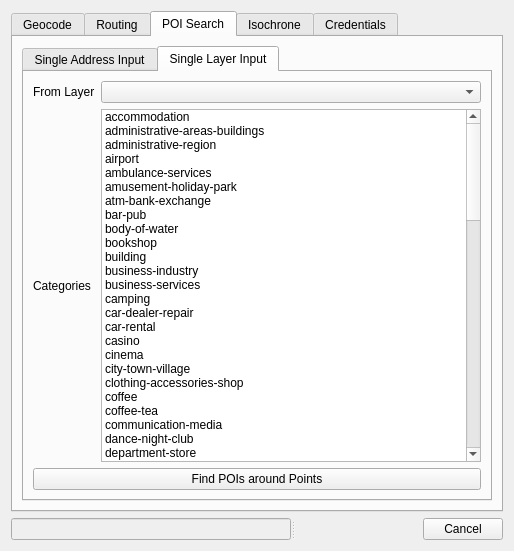
Old version of the form hqgis_dialog_base.ui in the repository riccardoklinger/Hqgis.
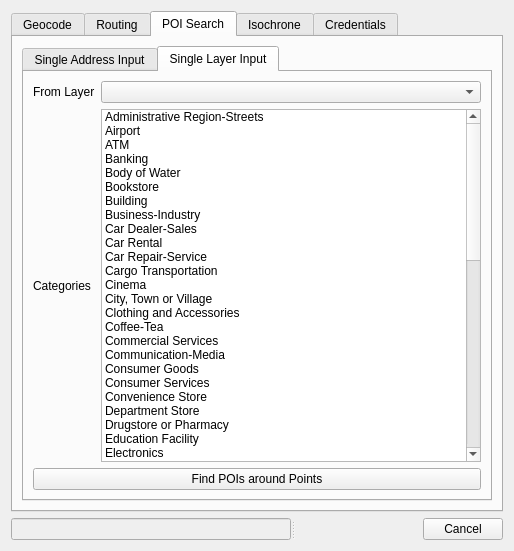
New version of the form. The open tabs and pages were chosen to show the change. Custom widgets are drawn as their Qt base class.

Patch:
```diff
--- a/hqgis_dialog_base.ui
+++ b/hqgis_dialog_base.ui
@@ -1019,434 +1019,316 @@
                <property name="selectionMode">
                 <enum>QAbstractItemView::MultiSelection</enum>
                </property>
-               <property name="sortingEnabled">
-                <bool>true</bool>
-               </property>
-               <item>
-                <property name="text">
-                 <string>accommodation</string>
-                </property>
-               </item>
-               <item>
-                <property name="text">
-                 <string>administrative-areas-buildings</string>
-                </property>
-               </item>
-               <item>
-                <property name="text">
-                 <string>administrative-region</string>
-                </property>
-               </item>
-               <item>
-                <property name="text">
-                 <string>airport</string>
-                </property>
-               </item>
-               <item>
-                <property name="text">
-                 <string>ambulance-services</string>
-                </property>
-               </item>
-               <item>
-                <property name="text">
-                 <string>amusement-holiday-park</string>
-                </property>
-               </item>
-               <item>
-                <property name="text">
-                 <string>atm-bank-exchange</string>
-                </property>
-               </item>
-               <item>
-                <property name="text">
-                 <string>bar-pub</string>
-                </property>
-               </item>
-               <item>
-                <property name="text">
-                 <string>body-of-water</string>
-                </property>
-               </item>
-               <item>
-                <property name="text">
-                 <string>bookshop</string>
-                </property>
-               </item>
-               <item>
-                <property name="text">
-                 <string>building</string>
-                </property>
-               </item>
-               <item>
-                <property name="text">
-                 <string>business-industry</string>
-                </property>
-               </item>
-               <item>
-                <property name="text">
-                 <string>business-services</string>
-                </property>
-               </item>
-               <item>
-                <property name="text">
-                 <string>camping</string>
-                </property>
-               </item>
-               <item>
-                <property name="text">
-                 <string>car-dealer-repair</string>
-                </property>
-               </item>
-               <item>
-                <property name="text">
-                 <string>car-rental</string>
-                </property>
-               </item>
-               <item>
-                <property name="text">
-                 <string>casino</string>
-                </property>
-               </item>
-               <item>
-                <property name="text">
-                 <string>cinema</string>
-                </property>
-               </item>
-               <item>
-                <property name="text">
-                 <string>city-town-village</string>
-                </property>
-               </item>
-               <item>
-                <property name="text">
-                 <string>clothing-accessories-shop</string>
-                </property>
-               </item>
-               <item>
-                <property name="text">
-                 <string>coffee</string>
-                </property>
-               </item>
-               <item>
-                <property name="text">
-                 <string>coffee-tea</string>
-                </property>
-               </item>
-               <item>
-                <property name="text">
-                 <string>communication-media</string>
-                </property>
-               </item>
-               <item>
-                <property name="text">
-                 <string>dance-night-club</string>
-                </property>
-               </item>
-               <item>
-                <property name="text">
-                 <string>department-store</string>
-                </property>
-               </item>
-               <item>
-                <property name="text">
-                 <string>eat-drink</string>
-                </property>
-               </item>
-               <item>
-                <property name="text">
-                 <string>education-facility</string>
-                </property>
-               </item>
-               <item>
-                <property name="text">
-                 <string>electronics-shop</string>
-                </property>
-               </item>
-               <item>
-                <property name="text">
-                 <string>ev-charging-station</string>
-                </property>
-               </item>
-               <item>
-                <property name="text">
-                 <string>facilities</string>
-                </property>
-               </item>
-               <item>
-                <property name="text">
-                 <string>facility</string>
-                </property>
-               </item>
-               <item>
-                <property name="text">
-                 <string>fair-convention-facility</string>
-                </property>
-               </item>
-               <item>
-                <property name="text">
-                 <string>ferry-terminal</string>
-                </property>
-               </item>
-               <item>
-                <property name="text">
-                 <string>fire-department</string>
-                </property>
-               </item>
-               <item>
-                <property name="text">
-                 <string>food-drink</string>
-                </property>
-               </item>
-               <item>
-                <property name="text">
-                 <string>forest-heath-vegetation</string>
-                </property>
-               </item>
-               <item>
-                <property name="text">
-                 <string>going-out</string>
-                </property>
-               </item>
-               <item>
-                <property name="text">
-                 <string>government-community-facility</string>
-                </property>
-               </item>
-               <item>
-                <property name="text">
-                 <string>hardware-house-garden-shop</string>
-                </property>
-               </item>
-               <item>
-                <property name="text">
-                 <string>hospital-health-care-facility</string>
-                </property>
-               </item>
-               <item>
-                <property name="text">
-                 <string>hospital-health-care-facility</string>
-                </property>
-               </item>
-               <item>
-                <property name="text">
-                 <string>hostel</string>
-                </property>
-               </item>
-               <item>
-                <property name="text">
-                 <string>hotel</string>
-                </property>
-               </item>
-               <item>
-                <property name="text">
-                 <string>intersection</string>
-                </property>
-               </item>
-               <item>
-                <property name="text">
-                 <string>kiosk-convenience-store</string>
-                </property>
-               </item>
-               <item>
-                <property name="text">
-                 <string>landmark-attraction</string>
-                </property>
-               </item>
-               <item>
-                <property name="text">
-                 <string>leisure-outdoor</string>
-                </property>
-               </item>
-               <item>
-                <property name="text">
-                 <string>library</string>
-                </property>
-               </item>
-               <item>
-                <property name="text">
-                 <string>mall</string>
-                </property>
-               </item>
-               <item>
-                <property name="text">
-                 <string>motel</string>
-                </property>
-               </item>
-               <item>
-                <property name="text">
-                 <string>mountain-hill</string>
-                </property>
-               </item>
-               <item>
-                <property name="text">
-                 <string>museum</string>
-                </property>
-               </item>
-               <item>
-                <property name="text">
-                 <string>natural-geographical</string>
-                </property>
-               </item>
-               <item>
-                <property name="text">
-                 <string>outdoor-area-complex</string>
-                </property>
-               </item>
-               <item>
-                <property name="text">
-                 <string>parking-facility</string>
-                </property>
-               </item>
-               <item>
-                <property name="text">
-                 <string>petrol-station</string>
-                </property>
-               </item>
-               <item>
-                <property name="text">
-                 <string>pharmacy</string>
-                </property>
-               </item>
-               <item>
-                <property name="text">
-                 <string>police-emergency</string>
-                </property>
-               </item>
-               <item>
-                <property name="text">
-                 <string>police-station</string>
-                </property>
-               </item>
-               <item>
-                <property name="text">
-                 <string>post-office</string>
-                </property>
-               </item>
-               <item>
-                <property name="text">
-                 <string>postal-area</string>
-                </property>
-               </item>
-               <item>
-                <property name="text">
-                 <string>public-transport</string>
-                </property>
-               </item>
-               <item>
-                <property name="text">
-                 <string>railway-station</string>
-                </property>
-               </item>
-               <item>
-                <property name="text">
-                 <string>recreation</string>
-                </property>
-               </item>
-               <item>
-                <property name="text">
-                 <string>religious-place</string>
-                </property>
-               </item>
-               <item>
-                <property name="text">
-                 <string>restaurant</string>
-                </property>
-               </item>
-               <item>
-                <property name="text">
-                 <string>service</string>
-                </property>
-               </item>
-               <item>
-                <property name="text">
-                 <string>shop</string>
-                </property>
-               </item>
-               <item>
-                <property name="text">
-                 <string>shopping</string>
-                </property>
-               </item>
-               <item>
-                <property name="text">
-                 <string>sights-museums</string>
-                </property>
-               </item>
-               <item>
-                <property name="text">
-                 <string>snacks-fast-food</string>
-                </property>
-               </item>
-               <item>
-                <property name="text">
-                 <string>sport-outdoor-shop</string>
-                </property>
-               </item>
-               <item>
-                <property name="text">
-                 <string>sports-facility-venue</string>
-                </property>
-               </item>
-               <item>
-                <property name="text">
-                 <string>street-square</string>
-                </property>
-               </item>
-               <item>
-                <property name="text">
-                 <string>taxi-stand</string>
-                </property>
-               </item>
-               <item>
-                <property name="text">
-                 <string>tea</string>
-                </property>
-               </item>
-               <item>
-                <property name="text">
-                 <string>theatre-music-culture</string>
-                </property>
-               </item>
-               <item>
-                <property name="text">
-                 <string>toilet-rest-area</string>
-                </property>
-               </item>
-               <item>
-                <property name="text">
-                 <string>tourist-information</string>
-                </property>
-               </item>
-               <item>
-                <property name="text">
-                 <string>transport</string>
-                </property>
-               </item>
-               <item>
-                <property name="text">
-                 <string>travel-agency</string>
-                </property>
-               </item>
-               <item>
-                <property name="text">
-                 <string>undersea-feature</string>
-                </property>
-               </item>
-               <item>
-                <property name="text">
-                 <string>wine-and-liquor</string>
-                </property>
-               </item>
-               <item>
-                <property name="text">
-                 <string>zoo</string>
-                </property>
-               </item>
               </widget>
              </item>
              <item row="0" column="1">
               <widget class="QgsMapLayerComboBox" name="FindPOISLayer"/>
              </item>
+             <item row="1" column="1">
+              <widget class="QListWidget" name="listWidgetBatch">
+               <property name="selectionMode">
+                <enum>QAbstractItemView::MultiSelection</enum>
+               </property>
+               <property name="sortingEnabled">
+                <bool>true</bool>
+               </property>
+               <item>
+                <property name="text">
+                 <string>Administrative Region-Streets</string>
+                </property>
+               </item>
+               <item>
+                <property name="text">
+                 <string>Airport</string>
+                </property>
+               </item>
+               <item>
+                <property name="text">
+                 <string>ATM</string>
+                </property>
+               </item>
+               <item>
+                <property name="text">
+                 <string>Banking</string>
+                </property>
+               </item>
+               <item>
+                <property name="text">
+                 <string>Body of Water</string>
+                </property>
+               </item>
+               <item>
+                <property name="text">
+                 <string>Bookstore</string>
+                </property>
+               </item>
+               <item>
+                <property name="text">
+                 <string>Building</string>
+                </property>
+               </item>
+               <item>
+                <property name="text">
+                 <string>Business-Industry</string>
+                </property>
+               </item>
+               <item>
+                <property name="text">
+                 <string>Car Dealer-Sales</string>
+                </property>
+               </item>
+               <item>
+                <property name="text">
+                 <string>Car Rental</string>
+                </property>
+               </item>
+               <item>
+                <property name="text">
+                 <string>Car Repair-Service</string>
+                </property>
+               </item>
+               <item>
+                <property name="text">
+                 <string>Cargo Transportation</string>
+                </property>
+               </item>
+               <item>
+                <property name="text">
+                 <string>Cinema</string>
+                </property>
+               </item>
+               <item>
+                <property name="text">
+                 <string>City, Town or Village</string>
+                </property>
+               </item>
+               <item>
+                <property name="text">
+                 <string>Clothing and Accessories</string>
+                </property>
+               </item>
+               <item>
+                <property name="text">
+                 <string>Coffee-Tea</string>
+                </property>
+               </item>
+               <item>
+                <property name="text">
+                 <string>Commercial Services</string>
+                </property>
+               </item>
+               <item>
+                <property name="text">
+                 <string>Communication-Media</string>
+                </property>
+               </item>
+               <item>
+                <property name="text">
+                 <string>Consumer Goods</string>
+                </property>
+               </item>
+               <item>
+                <property name="text">
+                 <string>Consumer Services</string>
+                </property>
+               </item>
+               <item>
+                <property name="text">
+                 <string>Convenience Store</string>
+                </property>
+               </item>
+               <item>
+                <property name="text">
+                 <string>Department Store</string>
+                </property>
+               </item>
+               <item>
+                <property name="text">
+                 <string>Drugstore or Pharmacy</string>
+                </property>
+               </item>
+               <item>
+                <property name="text">
+                 <string>Education Facility</string>
+                </property>
+               </item>
+               <item>
+                <property name="text">
+                 <string>Electronics</string>
+                </property>
+               </item>
+               <item>
+                <property name="text">
+                 <string>Event Spaces</string>
+                </property>
+               </item>
+               <item>
+                <property name="text">
+                 <string>Facilities</string>
+                </property>
+               </item>
+               <item>
+                <property name="text">
+                 <string>Food and Drink</string>
+                </property>
+               </item>
+               <item>
+                <property name="text">
+                 <string>Forest, Heath or Other Vegetation</string>
+                </property>
+               </item>
+               <item>
+                <property name="text">
+                 <string>Fueling Station</string>
+                </property>
+               </item>
+               <item>
+                <property name="text">
+                 <string>Government or Community Facility</string>
+                </property>
+               </item>
+               <item>
+                <property name="text">
+                 <string>Hair and Beauty</string>
+                </property>
+               </item>
+               <item>
+                <property name="text">
+                 <string>Hardware, House and Garden</string>
+                </property>
+               </item>
+               <item>
+                <property name="text">
+                 <string>Hospital or Health Care Facility</string>
+                </property>
+               </item>
+               <item>
+                <property name="text">
+                 <string>Hotel-Motel</string>
+                </property>
+               </item>
+               <item>
+                <property name="text">
+                 <string>Landmark-Attraction</string>
+                </property>
+               </item>
+               <item>
+                <property name="text">
+                 <string>Leisure</string>
+                </property>
+               </item>
+               <item>
+                <property name="text">
+                 <string>Library</string>
+                </property>
+               </item>
+               <item>
+                <property name="text">
+                 <string>Lodging</string>
+                </property>
+               </item>
+               <item>
+                <property name="text">
+                 <string>Mall-Shopping Complex</string>
+                </property>
+               </item>
+               <item>
+                <property name="text">
+                 <string>Money-Cash Services</string>
+                </property>
+               </item>
+               <item>
+                <property name="text">
+                 <string>Mountain or Hill</string>
+                </property>
+               </item>
+               <item>
+                <property name="text">
+                 <string>Museum</string>
+                </property>
+               </item>
+               <item>
+                <property name="text">
+                 <string>Natural and Geographical</string>
+                </property>
+               </item>
+               <item>
+                <property name="text">
+                 <string>Nightlife-Entertainment</string>
+                </property>
+               </item>
+               <item>
+                <property name="text">
+                 <string>Outdoor Area-Complex</string>
+                </property>
+               </item>
+               <item>
+                <property name="text">
+                 <string>Outdoor-Recreation</string>
+                </property>
+               </item>
+               <item>
+                <property name="text">
+                 <string>Parking</string>
+                </property>
+               </item>
+               <item>
+                <property name="text">
+                 <string>Police-Fire-Emergency</string>
+                </property>
+               </item>
+               <item>
+                <property name="text">
+                 <string>Post Office</string>
+                </property>
+               </item>
+               <item>
+                <property name="text">
+                 <string>Public Transport</string>
+                </property>
+               </item>
+               <item>
+                <property name="text">
+                 <string>Religious Place</string>
+                </property>
+               </item>
+               <item>
+                <property name="text">
+                 <string>Rest Area</string>
+                </property>
+               </item>
+               <item>
+                <property name="text">
+                 <string>Restaurant</string>
+                </property>
+               </item>
+               <item>
+                <property name="text">
+                 <string>Sports Facility-Venue</string>
+                </property>
+               </item>
+               <item>
+                <property name="text">
+                 <string>Theatre, Music and Culture</string>
+                </property>
+               </item>
+               <item>
+                <property name="text">
+                 <string>Tourist Information</string>
+                </property>
+               </item>
+               <item>
+                <property name="text">
+                 <string>Truck-Semi Dealer-Services</string>
+                </property>
+               </item>
+               <item>
+                <property name="text">
+                 <string>Undersea Feature</string>
+                </property>
+               </item>
+              </widget>
+             </item>
             </layout>
            </item>
            <item>
```
Left out of the diff: 260 changed lines with no effect on the pictures.
